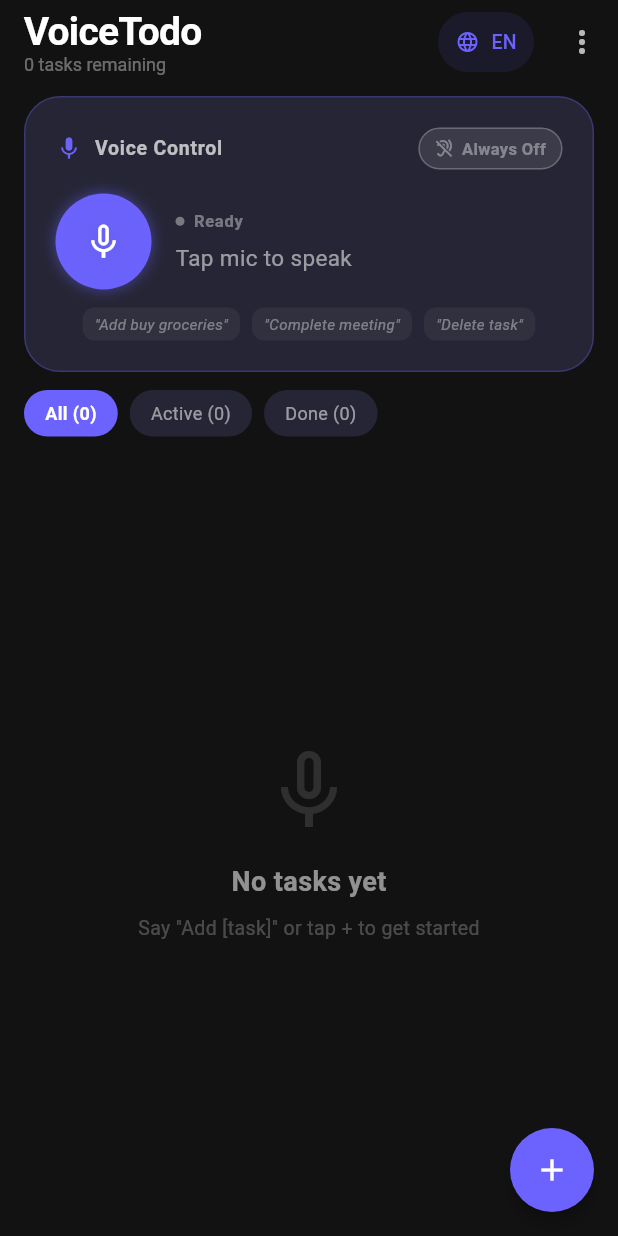
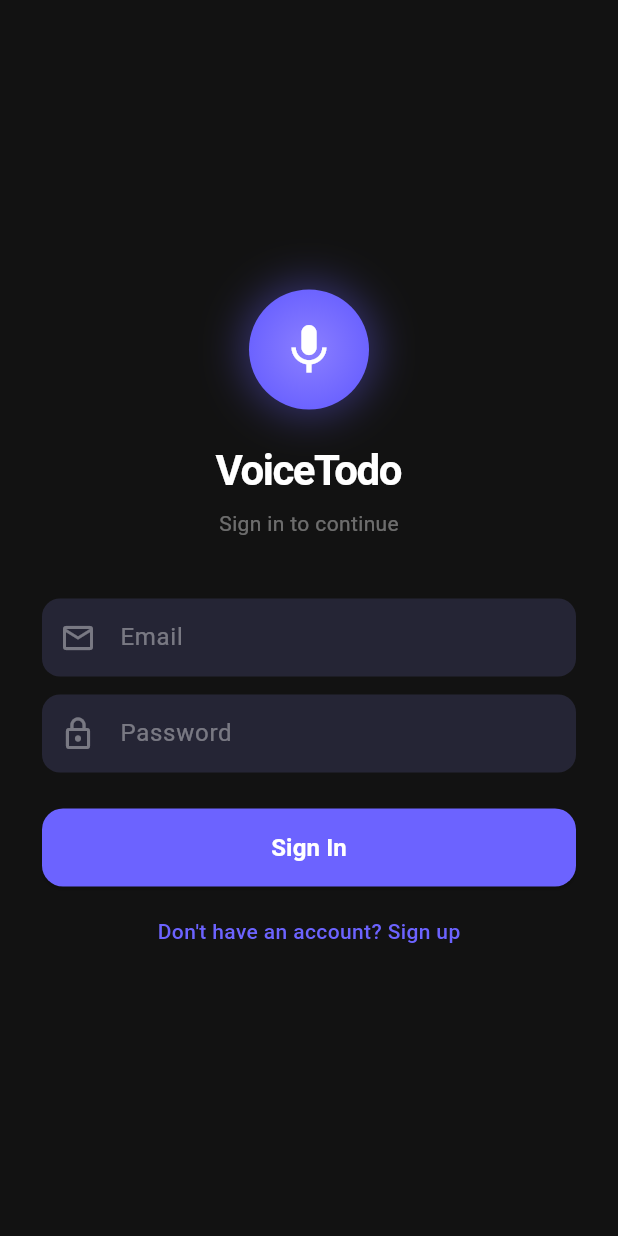
Before and after one commit to ajay-sharma-bhopal/AppDev, a Flutter app: the screen it shows after launch, on a phone screen of 412 x 824 dp. Run offline on Flutter 3.47's test engine with Material 3 defaults, Android fonts, the phone set to English and light mode, and no system bars; our stand-ins replace flutter_animate, flutter_tts, speech_to_text, supabase_flutter; accounts and stored records are empty.

Commit message:
feat: replace SharedPreferences with Supabase (Postgres + Auth + Realtime)
- Add supabase_flutter, remove shared_preferences from pubspec.yaml
- lib/config/supabase_config.dart — project URL/key + SQL schema comments
- lib/screens/auth_screen.dart — email/password Sign In / Sign Up UI
- lib/main.dart — Supabase.initialize() + AuthGate (auth-aware router)
- lib/providers/todo_provider.dart — full Supabase CRUD with optimistic
  UI updates and Postgres Realtime subscription for multi-device sync
- lib/models/todo_item.dart — add fromSupabase() / toSupabaseInsert()
  for snake_case Postgres columns alongside existing JSON methods
- lib/screens/home_screen.dart — Sign Out option in options menu
- CI: pass SUPABASE_URL + SUPABASE_ANON_KEY via --dart-define from secrets

```diff
--- a/voice_todo_app/lib/main.dart
+++ b/voice_todo_app/lib/main.dart
@@ -1,12 +1,17 @@
+import 'dart:async';
 import 'package:flutter/material.dart';
 import 'package:flutter/services.dart';
 import 'package:provider/provider.dart';
+import 'package:supabase_flutter/supabase_flutter.dart';
+import 'config/supabase_config.dart';
 import 'providers/todo_provider.dart';
 import 'screens/home_screen.dart';
+import 'screens/auth_screen.dart';
 import 'theme/app_theme.dart';
 
-void main() {
+void main() async {
   WidgetsFlutterBinding.ensureInitialized();
+  await Supabase.initialize(url: supabaseUrl, anonKey: supabaseAnonKey);
   SystemChrome.setPreferredOrientations([
     DeviceOrientation.portraitUp,
     DeviceOrientation.portraitDown,
@@ -26,25 +31,60 @@ class VoiceTodoApp extends StatelessWidget {
   @override
   Widget build(BuildContext context) {
     return ChangeNotifierProvider(
-      create: (_) => TodoProvider()..initialize(),
+      create: (_) => TodoProvider(),
       child: MaterialApp(
         title: 'VoiceTodo',
         theme: AppTheme.darkTheme(),
         debugShowCheckedModeBanner: false,
-        home: const SplashGate(),
+        home: const AuthGate(),
       ),
     );
   }
 }
 
-/// Shows a loading splash until the provider is initialized
-class SplashGate extends StatelessWidget {
-  const SplashGate({super.key});
+/// Listens to Supabase auth state and routes between AuthScreen / HomeScreen.
+class AuthGate extends StatefulWidget {
+  const AuthGate({super.key});
+
+  @override
+  State<AuthGate> createState() => _AuthGateState();
+}
+
+class _AuthGateState extends State<AuthGate> {
+  late final StreamSubscription<AuthState> _authSub;
+
+  @override
+  void initState() {
+    super.initState();
+    _authSub = supabase.auth.onAuthStateChange.listen((data) {
+      final provider = context.read<TodoProvider>();
+      if (data.session != null) {
+        provider.initialize();
+      } else {
+        provider.reset();
+      }
+    });
+    // Bootstrap if already signed in from a previous session
+    if (supabase.auth.currentSession != null) {
+      WidgetsBinding.instance.addPostFrameCallback((_) {
+        context.read<TodoProvider>().initialize();
+      });
+    }
+  }
+
+  @override
+  void dispose() {
+    _authSub.cancel();
+    super.dispose();
+  }
 
   @override
   Widget build(BuildContext context) {
     return Consumer<TodoProvider>(
       builder: (context, provider, _) {
+        if (supabase.auth.currentSession == null) {
+          return const AuthScreen();
+        }
         if (!provider.isInitialized) {
           return const _SplashScreen();
         }
@@ -95,7 +135,7 @@ class _SplashScreen extends StatelessWidget {
             ),
             const SizedBox(height: 8),
             const Text(
-              'Speak your tasks into existence',
+              'Loading your tasks…',
               style: TextStyle(color: Colors.white38, fontSize: 14),
             ),
             const SizedBox(height: 40),
--- a/voice_todo_app/lib/models/todo_item.dart
+++ b/voice_todo_app/lib/models/todo_item.dart
@@ -42,6 +42,35 @@ class TodoItem {
     );
   }
 
+  // Supabase row → TodoItem (snake_case columns)
+  factory TodoItem.fromSupabase(Map<String, dynamic> row) => TodoItem(
+        id: row['id'] as String,
+        title: row['title'] as String,
+        description: row['description'] as String?,
+        isCompleted: row['is_completed'] as bool? ?? false,
+        priority: Priority.values.firstWhere(
+          (p) => p.name == row['priority'],
+          orElse: () => Priority.medium,
+        ),
+        createdAt: DateTime.parse(row['created_at'] as String),
+        completedAt: row['completed_at'] != null
+            ? DateTime.parse(row['completed_at'] as String)
+            : null,
+        detectedLanguage: row['detected_language'] as String?,
+      );
+
+  // TodoItem → Supabase INSERT payload (user_id is added by RLS / server)
+  Map<String, dynamic> toSupabaseInsert() => {
+        'title': title,
+        'description': description,
+        'is_completed': isCompleted,
+        'priority': priority.name,
+        'created_at': createdAt.toUtc().toIso8601String(),
+        'completed_at': completedAt?.toUtc().toIso8601String(),
+        'detected_language': detectedLanguage,
+      };
+
+  // Legacy local JSON (kept for any existing cached data)
   Map<String, dynamic> toJson() => {
         'id': id,
         'title': title,
@@ -54,20 +83,18 @@ class TodoItem {
       };
 
   factory TodoItem.fromJson(Map<String, dynamic> json) => TodoItem(
-        id: json['id'],
-        title: json['title'],
-        description: json['description'],
-        isCompleted: json['isCompleted'] ?? false,
-        priority: Priority.values[json['priority'] ?? 1],
-        createdAt: DateTime.parse(json['createdAt']),
+        id: json['id'] as String,
+        title: json['title'] as String,
+        description: json['description'] as String?,
+        isCompleted: json['isCompleted'] as bool? ?? false,
+        priority: Priority.values[json['priority'] as int? ?? 1],
+        createdAt: DateTime.parse(json['createdAt'] as String),
         completedAt: json['completedAt'] != null
-            ? DateTime.parse(json['completedAt'])
+            ? DateTime.parse(json['completedAt'] as String)
             : null,
-        detectedLanguage: json['detectedLanguage'],
+        detectedLanguage: json['detectedLanguage'] as String?,
       );
 
   String toJsonString() => jsonEncode(toJson());
-
-  factory TodoItem.fromJsonString(String jsonString) =>
-      TodoItem.fromJson(jsonDecode(jsonString));
+  factory TodoItem.fromJsonString(String s) => TodoItem.fromJson(jsonDecode(s));
 }
--- /dev/null
+++ b/voice_todo_app/lib/screens/auth_screen.dart
@@ -0,0 +1,215 @@
+import 'package:flutter/material.dart';
+import 'package:supabase_flutter/supabase_flutter.dart';
+import '../config/supabase_config.dart';
+import '../theme/app_theme.dart';
+
+class AuthScreen extends StatefulWidget {
+  const AuthScreen({super.key});
+
+  @override
+  State<AuthScreen> createState() => _AuthScreenState();
+}
+
+class _AuthScreenState extends State<AuthScreen> {
+  final _emailCtrl = TextEditingController();
+  final _passwordCtrl = TextEditingController();
+  bool _isSignUp = false;
+  bool _loading = false;
+  String? _error;
+
+  @override
+  void dispose() {
+    _emailCtrl.dispose();
+    _passwordCtrl.dispose();
+    super.dispose();
+  }
+
+  Future<void> _submit() async {
+    final email = _emailCtrl.text.trim();
+    final password = _passwordCtrl.text;
+    if (email.isEmpty || password.isEmpty) {
+      setState(() => _error = 'Please enter email and password.');
+      return;
+    }
+    setState(() { _loading = true; _error = null; });
+    try {
+      if (_isSignUp) {
+        await supabase.auth.signUp(email: email, password: password);
+      } else {
+        await supabase.auth.signInWithPassword(email: email, password: password);
+      }
+    } on AuthException catch (e) {
+      if (mounted) setState(() => _error = e.message);
+    } catch (_) {
+      if (mounted) setState(() => _error = 'Connection error. Check your network.');
+    } finally {
+      if (mounted) setState(() => _loading = false);
+    }
+  }
+
+  @override
+  Widget build(BuildContext context) {
+    return Scaffold(
+      backgroundColor: AppTheme.darkBg,
+      body: SafeArea(
+        child: Center(
+          child: SingleChildScrollView(
+            padding: const EdgeInsets.symmetric(horizontal: 28, vertical: 40),
+            child: Column(
+              mainAxisAlignment: MainAxisAlignment.center,
+              children: [
+                _buildLogo(),
+                const SizedBox(height: 40),
+                _buildForm(),
+                const SizedBox(height: 20),
+                _buildToggle(),
+              ],
+            ),
+          ),
+        ),
+      ),
+    );
+  }
+
+  Widget _buildLogo() {
+    return Column(
+      children: [
+        Container(
+          width: 80,
+          height: 80,
+          decoration: BoxDecoration(
+            shape: BoxShape.circle,
+            gradient: const RadialGradient(
+              colors: [Color(0xFF8B7FFF), AppTheme.primaryColor],
+            ),
+            boxShadow: [
+              BoxShadow(
+                color: AppTheme.primaryColor.withOpacity(0.4),
+                blurRadius: 24,
+                spreadRadius: 4,
+              ),
+            ],
+          ),
+          child: const Icon(Icons.mic, color: Colors.white, size: 40),
+        ),
+        const SizedBox(height: 20),
+        const Text(
+          'VoiceTodo',
+          style: TextStyle(
+            color: Colors.white,
+            fontSize: 28,
+            fontWeight: FontWeight.bold,
+            letterSpacing: -1,
+          ),
+        ),
+        const SizedBox(height: 6),
+        AnimatedSwitcher(
+          duration: const Duration(milliseconds: 200),
+          child: Text(
+            _isSignUp ? 'Create an account' : 'Sign in to continue',
+            key: ValueKey(_isSignUp),
+            style: const TextStyle(color: Colors.white38, fontSize: 14),
+          ),
+        ),
+      ],
+    );
+  }
+
+  Widget _buildForm() {
+    return Column(
+      crossAxisAlignment: CrossAxisAlignment.stretch,
+      children: [
+        TextField(
+          controller: _emailCtrl,
+          keyboardType: TextInputType.emailAddress,
+          autocorrect: false,
+          style: const TextStyle(color: Colors.white),
+          decoration: const InputDecoration(
+            hintText: 'Email',
+            prefixIcon: Icon(Icons.email_outlined, color: Colors.white38),
+          ),
+        ),
+        const SizedBox(height: 12),
+        TextField(
+          controller: _passwordCtrl,
+          obscureText: true,
+          style: const TextStyle(color: Colors.white),
+          decoration: const InputDecoration(
+            hintText: 'Password',
+            prefixIcon: Icon(Icons.lock_outline, color: Colors.white38),
+          ),
+          onSubmitted: (_) => _submit(),
+        ),
+        if (_error != null) ...[
+          const SizedBox(height: 12),
+          Container(
+            padding: const EdgeInsets.symmetric(horizontal: 14, vertical: 10),
+            decoration: BoxDecoration(
+              color: AppTheme.errorColor.withOpacity(0.1),
+              borderRadius: BorderRadius.circular(10),
+              border: Border.all(color: AppTheme.errorColor.withOpacity(0.3)),
+            ),
+            child: Text(
+              _error!,
+              style: const TextStyle(color: AppTheme.errorColor, fontSize: 13),
+            ),
+          ),
+        ],
+        const SizedBox(height: 24),
+        SizedBox(
+          height: 52,
+          child: ElevatedButton(
+            onPressed: _loading ? null : _submit,
+            style: ElevatedButton.styleFrom(
+              backgroundColor: AppTheme.primaryColor,
+              disabledBackgroundColor: AppTheme.primaryColor.withOpacity(0.5),
+              shape: RoundedRectangleBorder(
+                borderRadius: BorderRadius.circular(14),
+              ),
+            ),
+            child: _loading
+                ? const SizedBox(
+                    width: 22,
+                    height: 22,
+                    child: CircularProgressIndicator(
+                      color: Colors.white,
+                      strokeWidth: 2,
+                    ),
+                  )
+                : Text(
+                    _isSignUp ? 'Create Account' : 'Sign In',
+                    style: const TextStyle(
+                      color: Colors.white,
+                      fontSize: 16,
+                      fontWeight: FontWeight.w600,
+                    ),
+                  ),
+          ),
+        ),
+      ],
+    );
+  }
+
+  Widget _buildToggle() {
+    return GestureDetector(
+      onTap: () => setState(() {
+        _isSignUp = !_isSignUp;
+        _error = null;
+      }),
+      child: AnimatedSwitcher(
+        duration: const Duration(milliseconds: 200),
+        child: Text(
+          _isSignUp
+              ? 'Already have an account? Sign in'
+              : "Don't have an account? Sign up",
+          key: ValueKey(_isSignUp),
+          style: const TextStyle(
+            color: AppTheme.primaryColor,
+            fontSize: 14,
+            fontWeight: FontWeight.w500,
+          ),
+        ),
+      ),
+    );
+  }
+}
--- a/voice_todo_app/pubspec.yaml
+++ b/voice_todo_app/pubspec.yaml
@@ -20,8 +20,8 @@ dependencies:
   # State management
   provider: ^6.1.1
 
-  # Local persistence
-  shared_preferences: ^2.2.2
+  # Backend — Supabase (Postgres + Auth + Realtime)
+  supabase_flutter: ^2.0.0
 
   # UUID generation for task IDs
   uuid: ^4.3.3
```
Also changed, not shown: voice_todo_app/lib/config/supabase_config.dart (added, +38 -0 lines), voice_todo_app/lib/providers/todo_provider.dart (+136 -88 lines), voice_todo_app/lib/screens/home_screen.dart (+14 -0 lines), 1 other file.
